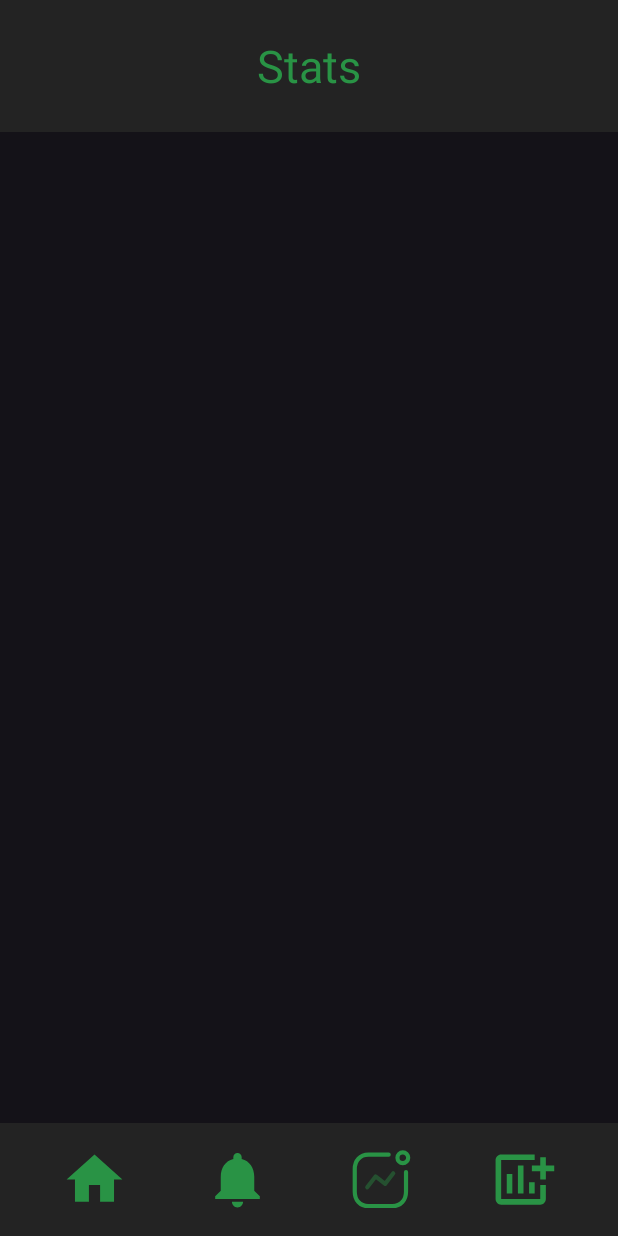
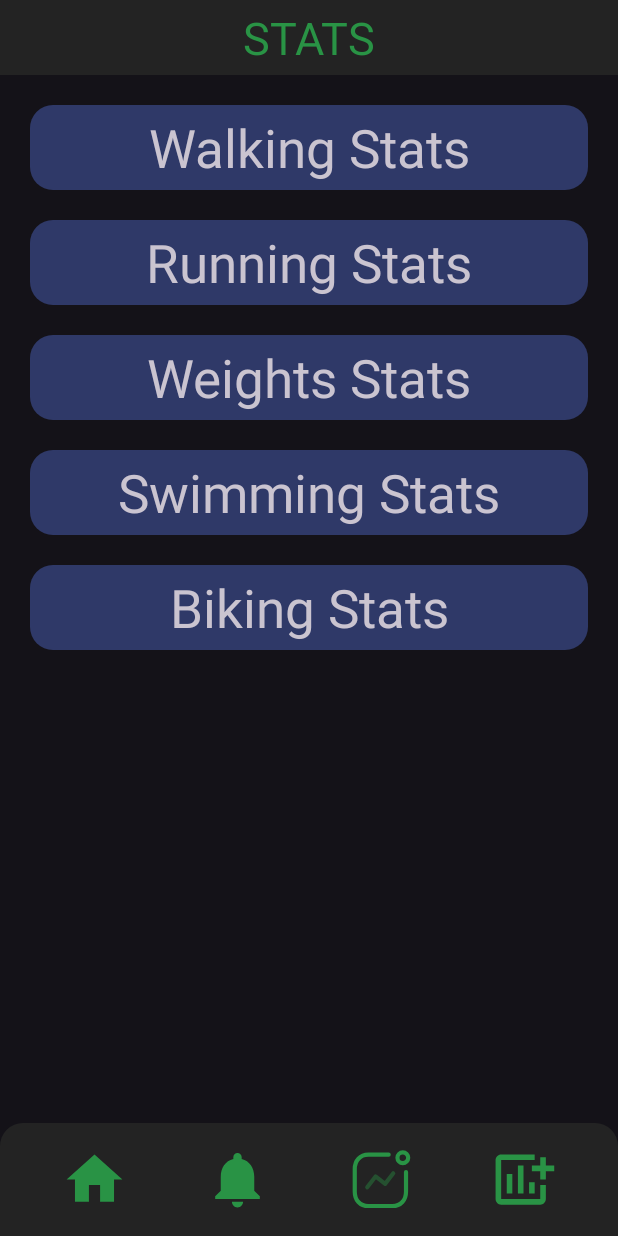
Before and after one commit to Danishahsancs/Wellness4Everyone, an Android app: the Statspage screen opened directly, with no data from a screen before it, on a phone screen of 412 x 824 dp. Run offline under Robolectric (Android 15) with nearby library versions, the phone set to English and light mode, and no system bars.

Commit message:
not buttons on stats page, they're gonna be headers for each activity stats view. all under a scroll view as well

```diff
--- /dev/null
+++ b/app/src/main/res/drawable/roundedcorner_stats.xml
@@ -0,0 +1,11 @@
+<?xml version="1.0" encoding="utf-8"?>
+<shape xmlns:android="http://schemas.android.com/apk/res/android"
+    android:shape="rectangle"> <!-- Rectangle shape -->
+    <solid android:color="@color/blue" />
+    <corners android:radius="15dp"/>  <!-- Rounded corners -->
+    <padding
+        android:bottom="5dp"
+        android:top="5dp"
+        />
+
+</shape>
--- a/app/src/main/res/layout/activity_statspage.xml
+++ b/app/src/main/res/layout/activity_statspage.xml
@@ -11,32 +11,91 @@
     <LinearLayout
         android:id="@+id/headerBar"
         android:layout_width="match_parent"
-        android:layout_height="88dp"
+        android:layout_height="50dp"
         android:background="@color/primarycolor">
 
         <TextView
-            android:id="@+id/text_userhome"
+            android:id="@+id/text_userstats"
             android:layout_width="match_parent"
             android:layout_height="wrap_content"
             android:layout_gravity="center"
-            android:text="Stats"
+            android:text="@string/user_stats"
             android:textAlignment="center"
             android:textColor="@color/Secondarycolor"
             android:textSize="30sp" />
 
     </LinearLayout>
 
+    <ScrollView
+        android:id="@+id/scrollview_1"
+        android:layout_width="match_parent"
+        android:layout_height="match_parent"
+        android:layout_below="@id/headerBar"
+        android:layout_above="@id/navBar"
+        android:layout_margin="10dp">
+
+        <RelativeLayout
+            android:layout_width="match_parent"
+            android:layout_height="match_parent">
+
+            <TextView
+                android:id="@+id/walking_stats"
+                android:layout_width="match_parent"
+                android:layout_height="wrap_content"
+                android:text="@string/walking_stats"
+                android:gravity="center"
+                android:layout_margin="10dp"
+                android:textSize="35sp"
+                android:background="@drawable/roundedcorner_stats"/>
+
+            <TextView
+                android:id="@+id/running_stats"
+                android:layout_width="match_parent"
+                android:layout_height="wrap_content"
+                android:text="@string/running_stats"
+                android:gravity="center"
+                android:layout_margin="10dp"
+                android:layout_below="@id/walking_stats"
+                android:textSize="35sp"
+                android:background="@drawable/roundedcorner_stats"/>
+
+            <TextView
+                android:id="@+id/weights_stats"
+                android:layout_width="match_parent"
+                android:layout_height="wrap_content"
+                android:text="@string/weights_stats"
+                android:gravity="center"
+                android:layout_margin="10dp"
+                android:layout_below="@id/running_stats"
+                android:textSize="35sp"
+                android:background="@drawable/roundedcorner_stats"/>
+
+            <TextView
+                android:id="@+id/swimming_stats"
+                android:layout_width="match_parent"
+                android:layout_height="wrap_content"
+                android:text="@string/swimming_stats"
+                android:gravity="center"
+                android:layout_margin="10dp"
+                android:layout_below="@id/weights_stats"
+                android:textSize="35sp"
+                android:background="@drawable/roundedcorner_stats"/>
+
+            <TextView
+                android:id="@+id/biking_stats"
+                android:layout_width="match_parent"
+                android:layout_height="wrap_content"
+                android:text="@string/biking_stats"
+                android:gravity="center"
+                android:layout_margin="10dp"
+                android:layout_below="@id/swimming_stats"
+                android:textSize="35sp"
+                android:background="@drawable/roundedcorner_stats"/>
+
+        </RelativeLayout>
 
 
-
-
-
-
-
-
-
-
-
+    </ScrollView>
 
 
     <LinearLayout
@@ -45,7 +104,7 @@
         android:layout_height="75dp"
         android:layout_alignParentBottom="true"
         android:gravity="center"
-        android:background="@color/primarycolor"
+        android:background="@drawable/roundedcorner_top"
         android:orientation="horizontal"
         android:padding="15dp">
 
--- a/app/src/main/res/values/strings.xml
+++ b/app/src/main/res/values/strings.xml
@@ -13,6 +13,7 @@
     <string name="title_notifications">Notifications</string>
     <string name="title_activity_home">home</string>
     <string name="user_home">HOME</string>
+    <string name="user_stats">STATS</string>
     <string name="add_activity">Add Activity</string>
     <string name="view_stats">View Stats</string>
     <string name="view_activities">View Activites</string>
@@ -23,4 +24,10 @@
     <string name="enter_distance">Enter Distance:</string>
     <string name="enter_description">Enter Description:</string>
     <string name="save">Save</string>
+
+    <string name="walking_stats">Walking Stats</string>
+    <string name="running_stats">Running Stats</string>
+    <string name="weights_stats">Weights Stats</string>
+    <string name="swimming_stats">Swimming Stats</string>
+    <string name="biking_stats">Biking Stats</string>
 </resources>
```
